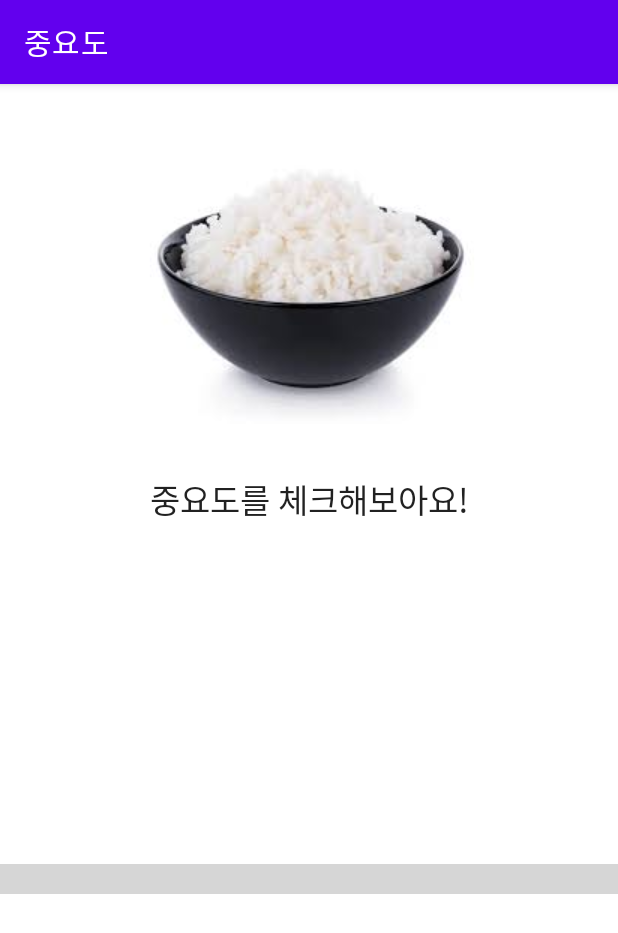
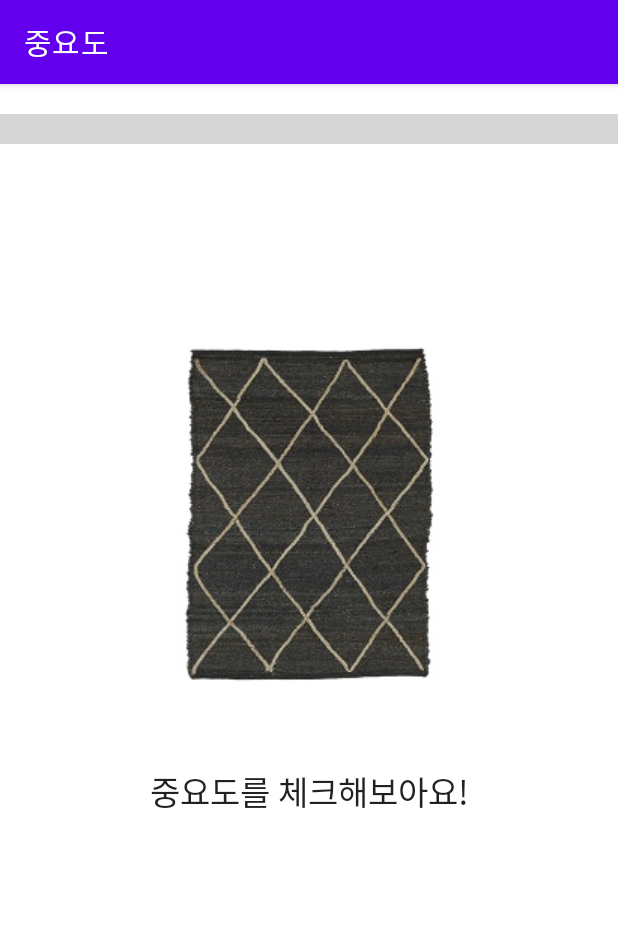
Before and after one commit to MJKIM9403/Samgim, an Android app: the screen it shows after launch (TutorialActivity), after a tap on "시작하기", on a phone screen of 412 x 824 dp. Shown: the top 933 px of the screen. Run offline under Robolectric (Android 15) with nearby library versions, the phone set to English and light mode, and no system bars; libraries missing offline, so code that uses them is left out: me.relex.circleindicator; plain views replace CircleIndicator; 2 statements that could not run were skipped; grey boxes are pictures that could not be loaded.

Commit message:
사진 크기 때문에 사진 바꾸고, 위치 조정.

```diff
--- a/app/src/main/java/com/example/samgim/ui/welcome/WelcomeActivity.kt
+++ b/app/src/main/java/com/example/samgim/ui/welcome/WelcomeActivity.kt
@@ -24,8 +24,8 @@ class WelcomeActivity : AppCompatActivity() {
                 val prefEditor: SharedPreferences.Editor = pref.edit()
 
 //                /*테스트용. 이전 접속 기록 삭제*/
-//                prefEditor.remove("isFirst")
-//                prefEditor.apply()
+                prefEditor.remove("isFirst")
+                prefEditor.apply()
 
                 val isFirst = pref.getBoolean("isFirst", true)
                 if(isFirst){
--- a/app/src/main/res/layout/fragment_tutorial.xml
+++ b/app/src/main/res/layout/fragment_tutorial.xml
@@ -15,6 +15,7 @@
         app:layout_constraintEnd_toEndOf="parent"
         app:layout_constraintStart_toStartOf="parent"
         app:layout_constraintTop_toTopOf="parent"
+        android:layout_marginTop="80dp"
         tools:src="@tools:sample/avatars" />
 
     <TextView
--- a/app/src/main/res/layout/tutorial_main.xml
+++ b/app/src/main/res/layout/tutorial_main.xml
@@ -7,20 +7,23 @@
     android:orientation="vertical"
     tools:context=".MainActivity">
 
-    <androidx.viewpager.widget.ViewPager
-        android:id="@+id/viewpager"
-        android:layout_width="match_parent"
-        android:layout_height="520dp" />
-
     <me.relex.circleindicator.CircleIndicator
         android:id="@+id/indicator"
         android:layout_height="20dp"
         android:layout_width="match_parent"
         app:ci_drawable="@drawable/black_radius"
+        android:layout_marginTop="20dp"
         app:ci_height="7dp"
         app:ci_width="7dp"
         app:ci_margin="4dp" />
 
 
+    <androidx.viewpager.widget.ViewPager
+        android:id="@+id/viewpager"
+        android:layout_width="match_parent"
+        android:layout_height="match_parent" />
+
+
+
 
 </LinearLayout>
```
Also changed, not shown: app/src/main/res/drawable/img00.jpg, app/src/main/res/drawable/img01.jpg, app/src/main/res/drawable/img02.jpg, app/src/main/res/drawable/img03.jpg.
